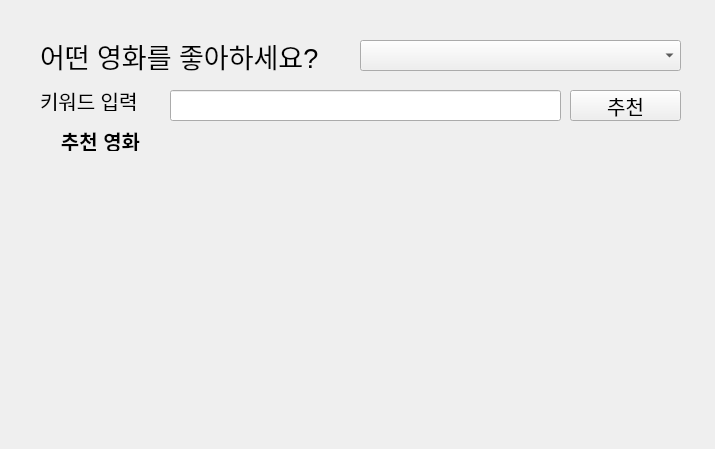
This is ui/movie_recommendation.ui in shinht97/movie_for_you_sht as Qt 5 draws it before an edit. The edited form follows.
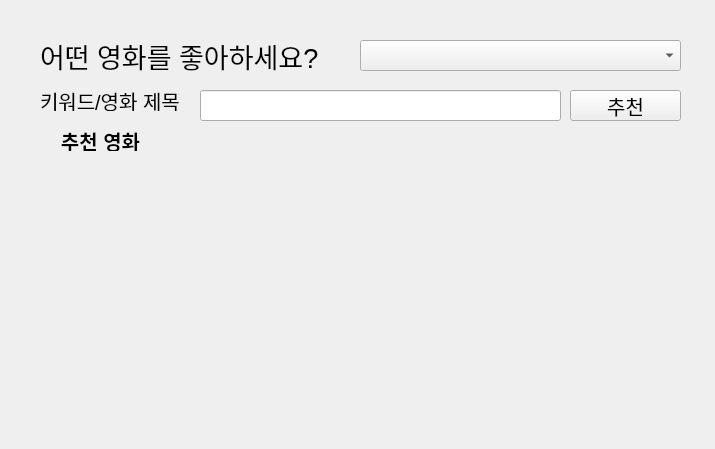
This is the edited form.

What changed in the file:
```diff
--- a/ui/movie_recommendation.ui
+++ b/ui/movie_recommendation.ui
@@ -49,9 +49,9 @@
   <widget class="QLineEdit" name="le_keyword">
    <property name="geometry">
     <rect>
-     <x>170</x>
+     <x>200</x>
      <y>90</y>
-     <width>391</width>
+     <width>361</width>
      <height>31</height>
     </rect>
    </property>
@@ -69,12 +69,12 @@
     <rect>
      <x>40</x>
      <y>90</y>
-     <width>121</width>
+     <width>161</width>
      <height>21</height>
     </rect>
    </property>
    <property name="text">
-    <string>키워드 입력</string>
+    <string>키워드/영화 제목</string>
    </property>
   </widget>
   <widget class="QPushButton" name="btn_recommendation">
```
